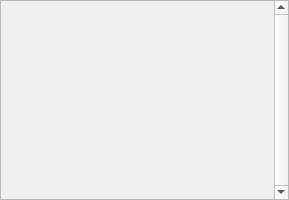
Above: src/noggit/ui/tools/ToolPanel/ToolPanelScroll.ui from ArfySaysHi/noggit-red before the change. Below: the same form after it.
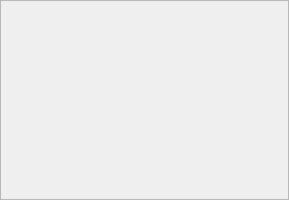
That is the form after the change.

Diff of the .ui file:
```diff
--- a/src/noggit/ui/tools/ToolPanel/ToolPanelScroll.ui
+++ b/src/noggit/ui/tools/ToolPanel/ToolPanelScroll.ui
@@ -71,10 +71,10 @@
          </size>
         </property>
         <property name="verticalScrollBarPolicy">
-         <enum>Qt::ScrollBarAlwaysOn</enum>
+         <enum>Qt::ScrollBarAsNeeded</enum>
         </property>
         <property name="horizontalScrollBarPolicy">
-         <enum>Qt::ScrollBarAlwaysOff</enum>
+         <enum>Qt::ScrollBarAsNeeded</enum>
         </property>
         <property name="sizeAdjustPolicy">
          <enum>QAbstractScrollArea::AdjustIgnored</enum>
@@ -87,7 +87,7 @@
           <rect>
            <x>0</x>
            <y>0</y>
-           <width>272</width>
+           <width>287</width>
            <height>198</height>
           </rect>
          </property>
```
